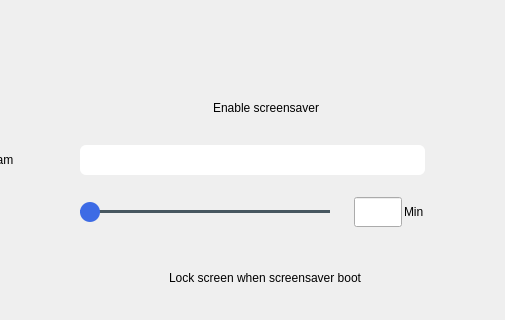
Above: plugins/personalized/screensaver/screensaver.ui from ukui/ukui-control-center before the change; both pictures show x 118 to 623 and y 193 to 513 of the 800 by 710 pixel window. Below: the same form after it.
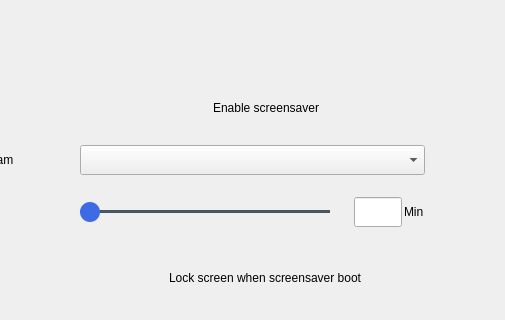
That is the form after the change. Icons and pictures are not drawn.

```diff
--- a/plugins/personalized/screensaver/screensaver.ui
+++ b/plugins/personalized/screensaver/screensaver.ui
@@ -258,7 +258,7 @@
           <property name="minimumSize">
            <size>
             <width>345</width>
-            <height>30</height>
+            <height>0</height>
            </size>
           </property>
           <property name="maximumSize">
@@ -268,38 +268,7 @@
            </size>
           </property>
           <property name="styleSheet">
-           <string notr="true">QComboBox{
-    background: rgba(255, 255, 255);
-    border-radius: 6px;
-    font-size:14px;
-    color: black;
-    min-height: 30px;
-    combobox-popup: 0;  /* 配合setMaxVisibleItems设置下拉框显示的条数，超过的滚动显示 */
-}
-
-QComboBox QAbstractItemView::item {
-    min-height: 30px;
-    border-radius: 2px ;
-    color:black;
-    background-color: rgba(255, 255, 255);
-}
-
-QComboBox::down-arrow{
-    image:url(://img/dropArrow/downpx.png);
-}
-
-QComboBox::drop-down{
-    width: 30px;
-    border: none;
-}
-
-QComboBox QListView::item:selected{
-    background: #3D6BE5;
-}
-
-
-
-</string>
+           <string notr="true"/>
           </property>
          </widget>
         </item>
```
